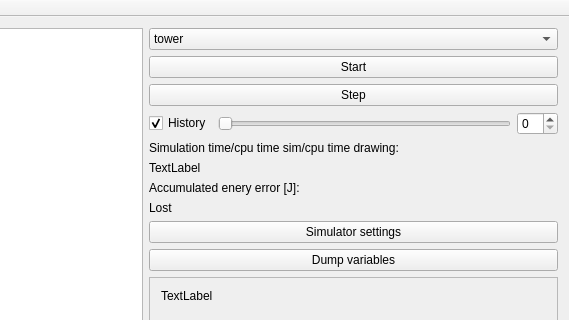
First picture: the form in src/mainwindow.ui, repository marcuslil/Marcus-physics-engine, before the edit; both pictures show x 277 to 846 and y 0 to 320 of the 846 by 577 pixel window.
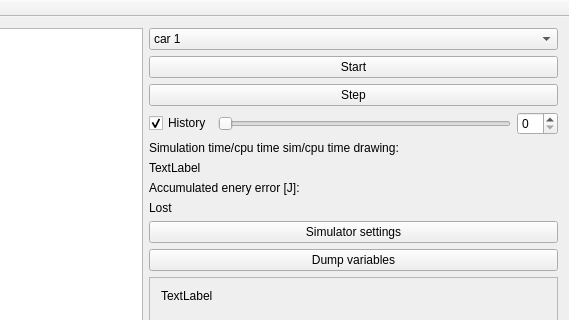
Second picture: the form after the edit.

Commit message: car demo

What changed in the file:
```diff
--- a/src/mainwindow.ui
+++ b/src/mainwindow.ui
@@ -46,6 +46,11 @@
           <verstretch>0</verstretch>
          </sizepolicy>
         </property>
+        <item>
+         <property name="text">
+          <string>car 1</string>
+         </property>
+        </item>
         <item>
          <property name="text">
           <string>tower</string>
```
The commit also changes 1 other file.
